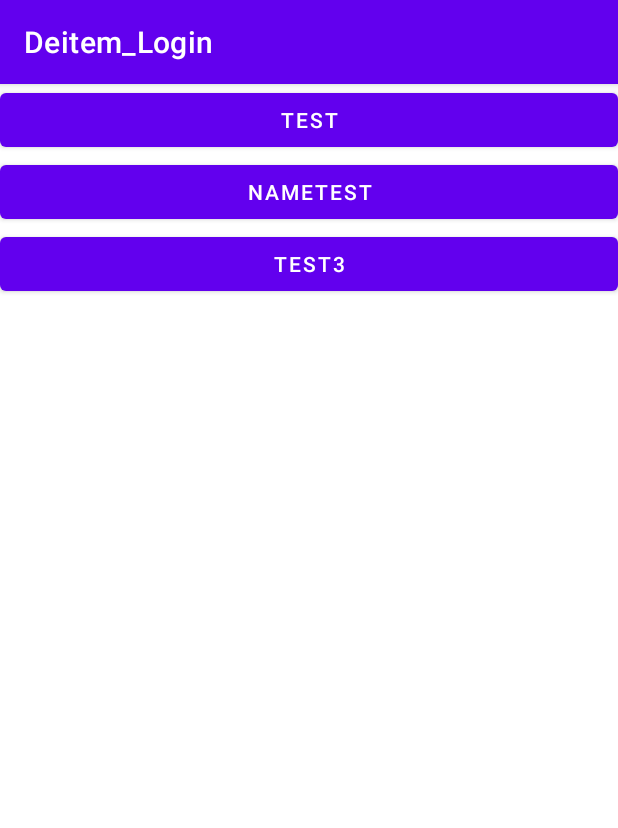
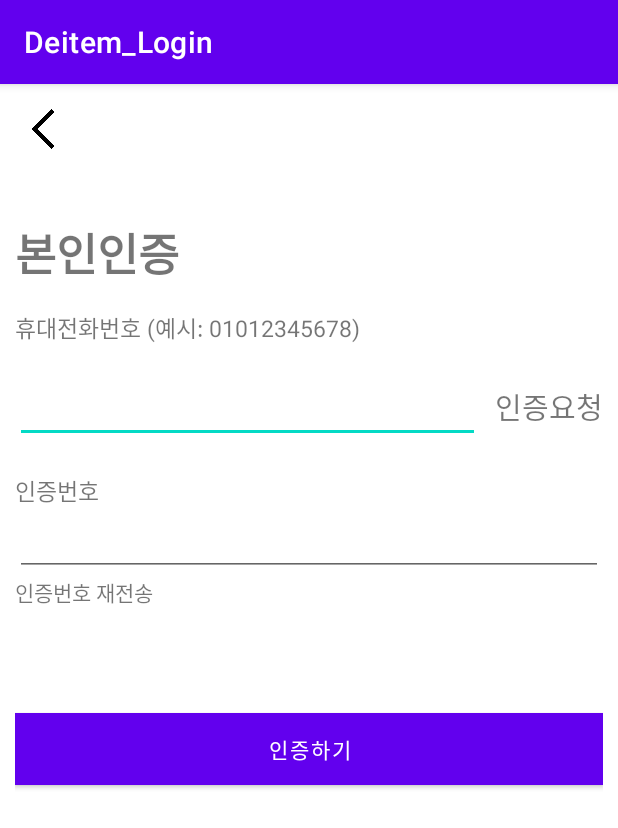
Before and after one commit to DevMinGeonPark/android-loginTest, an Android app: the screen it shows after launch (MainActivity before the commit, PhoneActivity after it), after a tap on "TEST3", on a phone screen of 412 x 824 dp. Shown: the top 828 px of the screen. Run offline under Robolectric (Android 15) with nearby library versions, the phone set to English and light mode, and no system bars; our stand-ins replace Firebase (no records; nobody signed in at launch, a user with empty details on screens opened directly).

```diff
--- a/app/build.gradle
+++ b/app/build.gradle
@@ -40,7 +40,7 @@ dependencies {
     implementation 'com.google.firebase:firebase-auth:20.0.1'
     implementation 'com.google.firebase:firebase-firestore:22.0.0'
     implementation 'com.google.firebase:firebase-storage:19.2.0'
-    implementation 'com.google.android.gms:play-services-ads:19.5.0'
+    //implementation 'com.google.android.gms:play-services-ads:19.5.0'
     testImplementation 'junit:junit:4.+'
     androidTestImplementation 'androidx.test.ext:junit:1.1.2'
     androidTestImplementation 'androidx.test.espresso:espresso-core:3.3.0'
@@ -56,5 +56,8 @@ dependencies {
     implementation 'com.google.firebase:firebase-storage-ktx:19.2.0'
     implementation 'com.google.firebase:firebase-database:19.4.0'
     implementation 'com.google.firebase:firebase-database-ktx:19.4.0'
+    implementation platform('com.google.firebase:firebase-bom:26.1.0')
+    implementation 'com.google.android.gms:play-services-auth-api-phone:17.4.0'
+    implementation 'com.google.firebase:firebase-database'
 }
 apply plugin: 'com.google.gms.google-services'
--- a/app/src/main/AndroidManifest.xml
+++ b/app/src/main/AndroidManifest.xml
@@ -11,18 +11,17 @@
         android:roundIcon="@mipmap/ic_launcher_round"
         android:supportsRtl="true"
         android:theme="@style/Theme.Deitem_Login"
-        android:usesCleartextTraffic="true">
+        android:usesCleartextTraffic="true" >
 
         <activity android:name=".MainActivity">
             <intent-filter>
                 <action android:name="android.intent.action.MAIN" />
-
                 <category android:name="android.intent.category.LAUNCHER" />
             </intent-filter>
         </activity>
         <activity android:name=".LoginActivity" />
         <activity android:name=".SignUpActivity" />
-        <activity android:name=".test3" />
+        <activity android:name=".PhoneActivity" />
 
     </application>
 
--- a/app/src/main/java/com/example/deitem_login/MainActivity.java
+++ b/app/src/main/java/com/example/deitem_login/MainActivity.java
@@ -2,6 +2,7 @@ package com.example.deitem_login;
 
 import android.content.Intent;
 import android.os.Bundle;
+import android.provider.ContactsContract;
 import android.view.View;
 import android.widget.Button;
 import android.widget.Toast;
@@ -10,11 +11,18 @@ import androidx.appcompat.app.AppCompatActivity;
 
 import com.google.firebase.auth.FirebaseAuth;
 import com.google.firebase.auth.FirebaseUser;
+import com.google.firebase.database.DatabaseReference;
+import com.google.firebase.database.FirebaseDatabase;
+import com.example.deitem_login.UserInfo;
+
+import java.util.HashMap;
+import java.util.Map;
 
 public class MainActivity extends AppCompatActivity {
 
-    private Button test, nameTest, test3;
+    private Button loginTest, nameTest, test3;
     private FirebaseAuth firebaseAuth;
+    private UserInfo userinfo;
 
     @Override
     protected void onCreate(Bundle savedInstanceState) {
@@ -23,8 +31,8 @@ public class MainActivity extends AppCompatActivity {
 
         FirebaseUser user = firebaseAuth.getInstance().getCurrentUser();
 
-        test = findViewById( R.id.test ); //btn object
-        test.setOnClickListener( new View.OnClickListener() {
+        loginTest = findViewById( R.id.login_test ); //btn object
+        loginTest.setOnClickListener( new View.OnClickListener() {
             @Override
             public void onClick(View view) { //
                 Intent intent = new Intent( com.example.deitem_login.MainActivity.this, com.example.deitem_login.LoginActivity.class );
@@ -36,15 +44,16 @@ public class MainActivity extends AppCompatActivity {
         nameTest.setOnClickListener( new View.OnClickListener() {
             @Override
             public void onClick(View view) {
-                Toast.makeText(MainActivity.this, user.getDisplayName().toString() , Toast.LENGTH_SHORT).show();
+                //database test
+                Toast.makeText(MainActivity.this, "실행완료" , Toast.LENGTH_SHORT).show();
             }
         });
 
-        test3 = findViewById(R.id.Test3);
+        test3 = findViewById(R.id.test3);
         test3.setOnClickListener( new View.OnClickListener() {
             @Override
             public void onClick(View view) {
-                Intent intent = new Intent( com.example.deitem_login.MainActivity.this, com.example.deitem_login.TestActivity.class );
+                Intent intent = new Intent( com.example.deitem_login.MainActivity.this, com.example.deitem_login.PhoneActivity.class );
                 startActivity( intent );
             }
         });
--- /dev/null
+++ b/app/src/main/java/com/example/deitem_login/PhoneActivity.java
@@ -0,0 +1,34 @@
+package com.example.deitem_login;
+
+import android.os.Bundle;
+import android.provider.ContactsContract;
+import android.util.Log;
+
+import androidx.annotation.NonNull;
+import androidx.appcompat.app.AppCompatActivity;
+
+import com.google.android.gms.auth.api.signin.GoogleSignIn;
+import com.google.android.gms.auth.api.signin.GoogleSignInOptions;
+import com.google.android.material.snackbar.Snackbar;
+import com.google.firebase.FirebaseException;
+import com.google.firebase.FirebaseTooManyRequestsException;
+import com.google.firebase.auth.FirebaseAuth;
+import com.google.firebase.auth.FirebaseAuthInvalidCredentialsException;
+import com.google.firebase.auth.FirebaseUser;
+import com.google.firebase.auth.PhoneAuthCredential;
+import com.google.firebase.auth.PhoneAuthOptions;
+import com.google.firebase.auth.PhoneAuthProvider;
+
+import java.util.concurrent.TimeUnit;
+
+public class PhoneActivity extends AppCompatActivity {
+    private FirebaseAuth mAuth;
+
+    protected void onCreate(Bundle savedInstanceState) {
+        super.onCreate(savedInstanceState);
+        setContentView(R.layout.activity_phone);
+
+        mAuth = FirebaseAuth.getInstance();
+
+    }
+}
--- a/app/src/main/res/layout/activity_login.xml
+++ b/app/src/main/res/layout/activity_login.xml
@@ -8,7 +8,7 @@
     android:padding="10dp" >
 
     <EditText
-        android:id="@+id/login_emain"
+        android:id="@+id/login_email"
         android:layout_width="fill_parent"
         android:layout_height="wrap_content"
         android:layout_marginBottom="10dp"
--- a/app/src/main/res/layout/activity_main.xml
+++ b/app/src/main/res/layout/activity_main.xml
@@ -12,21 +12,29 @@
         android:orientation="vertical">
 
         <Button
-            android:id="@+id/test"
+            android:id="@+id/login_test"
             android:layout_width="match_parent"
             android:layout_height="wrap_content"
-            android:text="@string/test" />
+            android:text="@string/login_test" />
 
         <Button
             android:id="@+id/nameTest"
             android:layout_width="match_parent"
             android:layout_height="wrap_content"
-            android:text="@string/nametest" />
+            android:text="@string/database_test" />
 
         <Button
-            android:id="@+id/Test3"
+            android:id="@+id/test3"
             android:layout_width="match_parent"
             android:layout_height="wrap_content"
             android:text="@string/test3" />
+
+        <TextView
+            android:id="@+id/textView"
+            android:layout_width="match_parent"
+            android:layout_height="wrap_content"
+            android:text="@string/main" />
+
+
     </LinearLayout>
 </androidx.constraintlayout.widget.ConstraintLayout>
--- a/app/src/main/res/layout/activity_phone.xml
+++ b/app/src/main/res/layout/activity_phone.xml
@@ -1,12 +1,14 @@
 <?xml version="1.0" encoding="utf-8"?>
 <LinearLayout xmlns:android="http://schemas.android.com/apk/res/android"
+    xmlns:tools="http://schemas.android.com/tools"
     android:id="@+id/layout_main"
     android:layout_width="fill_parent"
     android:layout_height="fill_parent"
     android:orientation="vertical"
-    android:padding="10dp" >
+    android:padding="10dp">
 
     <ImageView
+        android:id="@+id/btn_return"
         android:layout_width="40dp"
         android:layout_height="40dp"
         android:layout_gravity="start"
@@ -14,8 +16,8 @@
         android:contentDescription="@string/go_back" />
 
     <TextView
+        android:id="@+id/text_self_auth"
         android:layout_marginTop="40dp"
-        android:id="@+id/self_auth"
         android:layout_width="match_parent"
         android:layout_height="wrap_content"
         android:text="@string/text_self_auth"
@@ -23,7 +25,7 @@
         android:textStyle="bold" />
 
     <TextView
-        android:id="@+id/Text_phone"
+        android:id="@+id/text_phone_number"
         android:layout_width="match_parent"
         android:layout_height="wrap_content"
         android:text="@string/text_phone"
@@ -34,25 +36,31 @@
         android:layout_width="match_parent"
         android:layout_height="wrap_content"
         android:orientation="horizontal"
-        android:layout_marginTop="20dp">
+        android:layout_marginTop="20dp"
+        tools:ignore="LabelFor" >
 
         <EditText
-            android:id="@+id/p_n"
-            android:layout_width="420dp"
+            android:id="@+id/scan_phone_number"
+            android:layout_width="310dp"
             android:layout_height="wrap_content"
-            android:inputType="number"
-            android:autofillHints="" />
+            android:inputType="phone"
+            tools:ignore="LabelFor"
+            android:importantForAutofill="no"
+            tools:targetApi="o"/>
 
         <TextView
-            android:id="@+id/certification_request"
+            android:id="@+id/btn_auth_request"
             android:layout_width="wrap_content"
             android:layout_height="wrap_content"
             android:text="@string/certification_request"
-            android:textSize="19sp"/>
+            android:layout_marginStart="10dp"
+            android:textSize="19sp"
+            tools:ignore="LabelFor"/>
+
     </LinearLayout>
 
     <TextView
-        android:id="@+id/text_verification_code"
+        android:id="@+id/text_auth_number"
         android:layout_width="match_parent"
         android:layout_height="wrap_content"
         android:text="@string/text_verification_code"
@@ -61,20 +69,22 @@
         />
 
     <EditText
-        android:id="@+id/text_verification_code_number"
+        android:id="@+id/scan_auth_number"
         android:layout_width="match_parent"
         android:layout_height="wrap_content"
         android:inputType="number"
+        tools:ignore="LabelFor"
+        tools:targetApi="o"
         android:importantForAutofill="no" />
 
     <TextView
-        android:id="@+id/retransmission"
+        android:id="@+id/btn_auth_number_re_send"
         android:layout_width="match_parent"
         android:layout_height="wrap_content"
         android:text="@string/retransmission" />
 
     <Button
-        android:id="@+id/verification"
+        android:id="@+id/btn_auth"
         android:layout_width="match_parent"
         android:layout_height="wrap_content"
         android:layout_marginTop="70dp"
--- a/app/src/main/res/layout/activity_sign_up.xml
+++ b/app/src/main/res/layout/activity_sign_up.xml
@@ -49,20 +49,20 @@
         tools:ignore="TextFields" />
 
     <RadioGroup
-        android:id="@+id/sign_sex"
+        android:id="@+id/sign_gender"
         android:layout_width="match_parent"
         android:layout_height="wrap_content"
         android:orientation="horizontal">
 
         <RadioButton
-            android:id="@+id/rg_man"
+            android:id="@+id/btn_man"
             android:layout_width="0dp"
             android:layout_height="wrap_content"
             android:layout_weight="1"
             android:text="@string/man" />
 
         <RadioButton
-            android:id="@+id/rg_female"
+            android:id="@+id/btn_female"
             android:layout_width="0dp"
             android:layout_height="wrap_content"
             android:layout_weight="1"
--- a/app/src/main/res/values/strings.xml
+++ b/app/src/main/res/values/strings.xml
@@ -1,6 +1,6 @@
 <resources>
     <string name="app_name">Deitem_Login</string>
-    <string name="test">test</string>
+    <string name="login_test">login Test</string>
     <string name="id">id</string>
     <string name="Login">로그인</string>
     <string name="register">회원가입</string>
@@ -14,7 +14,7 @@
     <string name="login_fail">로그인을 실패했습니다.</string>
     <string name="login_error">"아이디 혹은 비밀번호가 틀렸습니다."</string>
     <string name="login_error_pwlength">"비밀번호는 8자 이상만 가능합니다."</string>
-    <string name="nametest">NameTest</string>
+    <string name="database_test">DataBaseTest</string>
     <string name="text_self_auth">본인인증</string>
     <string name="text_phone">휴대전화번호 (예시: 01012345678)</string>
     <string name="certification_request">인증요청</string>
@@ -23,4 +23,5 @@
     <string name="verification">인증하기</string>
     <string name="test3">Test3</string>
     <string name="go_back">돌아가기 버튼</string>
+    <string name="main">이곳은 Main입니다.</string>
 </resources>
```
Also changed, not shown: app/src/main/java/com/example/deitem_login/GoogleLoginActivity.java (deleted, +0 -105 lines), app/src/main/java/com/example/deitem_login/LoginActivity.java (+43 -45 lines), app/src/main/java/com/example/deitem_login/TestActivity.java (deleted, +0 -16 lines), app/src/main/java/com/example/deitem_login/UserInfo.java (added, +42 -0 lines), app/src/main/java/com/example/deitem_login/signUpActivity.java (+43 -22 lines), 1 other file.
